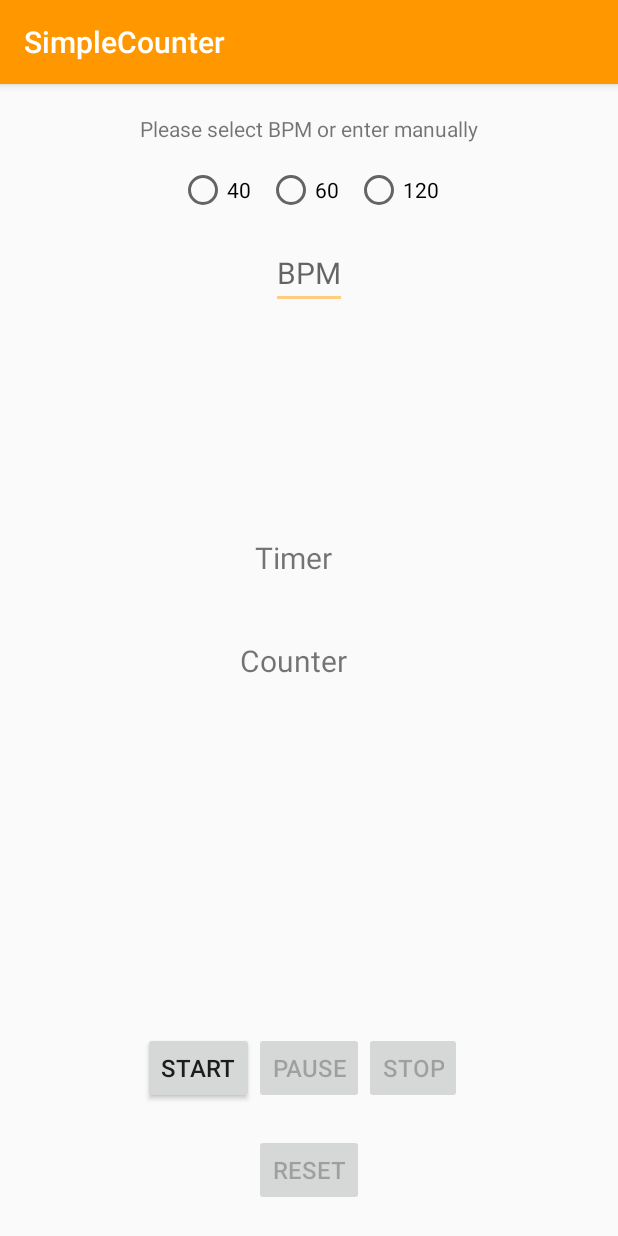
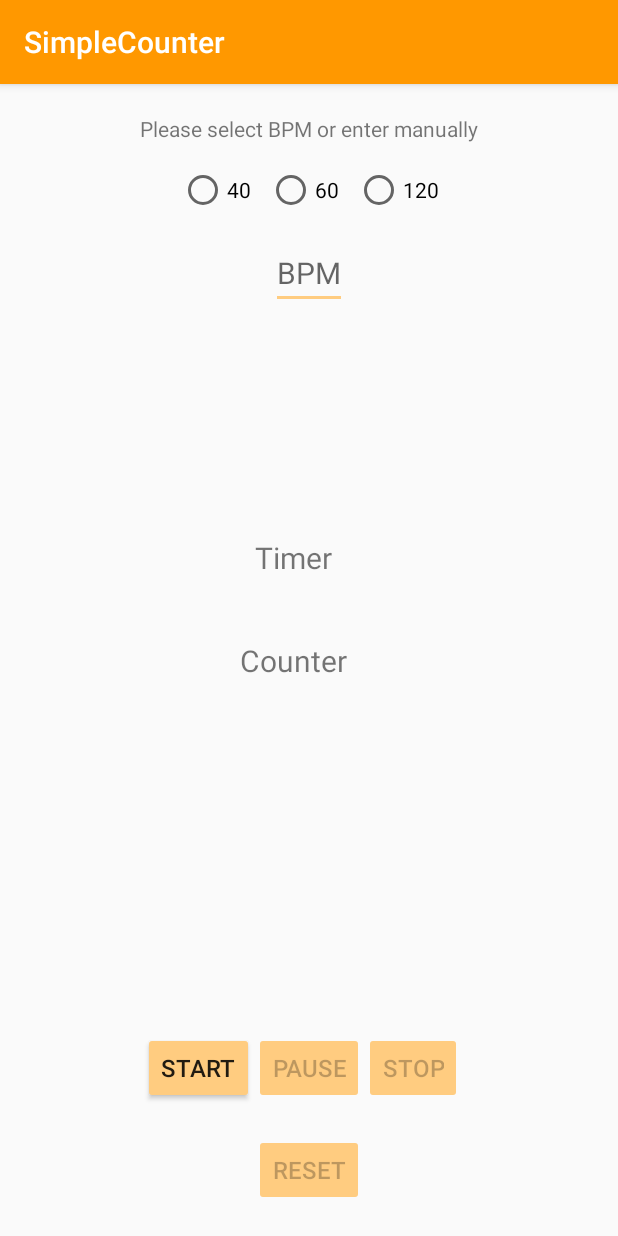
Before and after one commit to khash021/SimpleCounter, an Android app: the screen it shows after launch (MainActivity), on a phone screen of 412 x 824 dp. Run offline under Robolectric (Android 15) with nearby library versions, the phone set to English and light mode, and no system bars.

Commit message:
Added another color and changed the color of buttons

```diff
--- a/app/src/main/res/layout/activity_main.xml
+++ b/app/src/main/res/layout/activity_main.xml
@@ -53,11 +53,11 @@
         android:layout_width="wrap_content"
         android:layout_height="wrap_content"
         android:fontFamily="sans-serif"
+        android:gravity="center"
         android:hint="@string/bpm"
-        android:gravity="center"
+        android:imeOptions="actionDone"
+        android:inputType="numberSigned"
         android:textSize="20sp"
-        android:inputType="numberSigned"
-        android:imeOptions="actionDone"
         app:layout_constraintLeft_toLeftOf="parent"
         app:layout_constraintRight_toRightOf="parent"
         app:layout_constraintTop_toBottomOf="@+id/radio_group_bpm" />
@@ -127,6 +127,7 @@
         style="@style/Widget.AppCompat.Button.Small"
         android:layout_width="wrap_content"
         android:layout_height="wrap_content"
+        android:backgroundTint="@color/colorPrimaryLight"
         android:text="@string/start"
         android:textSize="16sp"
         app:layout_constraintBaseline_toBaselineOf="@+id/button_pause"
@@ -140,6 +141,7 @@
         android:layout_width="wrap_content"
         android:layout_height="wrap_content"
         android:layout_marginBottom="20dp"
+        android:backgroundTint="@color/colorPrimaryLight"
         android:text="@string/pause"
         android:textSize="16sp"
         app:layout_constraintBottom_toBottomOf="parent"
@@ -152,6 +154,7 @@
         style="@style/Widget.AppCompat.Button.Small"
         android:layout_width="wrap_content"
         android:layout_height="wrap_content"
+        android:backgroundTint="@color/colorPrimaryLight"
         android:text="@string/stop"
         android:textSize="16sp"
         app:layout_constraintBaseline_toBaselineOf="@+id/button_pause"
@@ -165,6 +168,7 @@
         android:layout_width="wrap_content"
         android:layout_height="wrap_content"
         android:layout_marginBottom="20dp"
+        android:backgroundTint="@color/colorPrimaryLight"
         android:text="@string/reset"
         android:textSize="16sp"
         app:layout_constraintBottom_toBottomOf="parent"
@@ -172,5 +176,4 @@
         app:layout_constraintRight_toRightOf="parent" />
 
 
-
 </android.support.constraint.ConstraintLayout>
--- a/app/src/main/res/values/colors.xml
+++ b/app/src/main/res/values/colors.xml
@@ -6,6 +6,7 @@
 
     <color name="colorPrimary">#ff9800</color>
     <color name="colorPrimaryDark">#c66900</color>
+    <color name="colorPrimaryLight">#FFCC80</color>
     <color name="colorAccent">#ffcc80</color>
     <color name="colorSecondary">#ff6e40</color>
     <color name="colorTertiary">#FFAB40</color>
```
